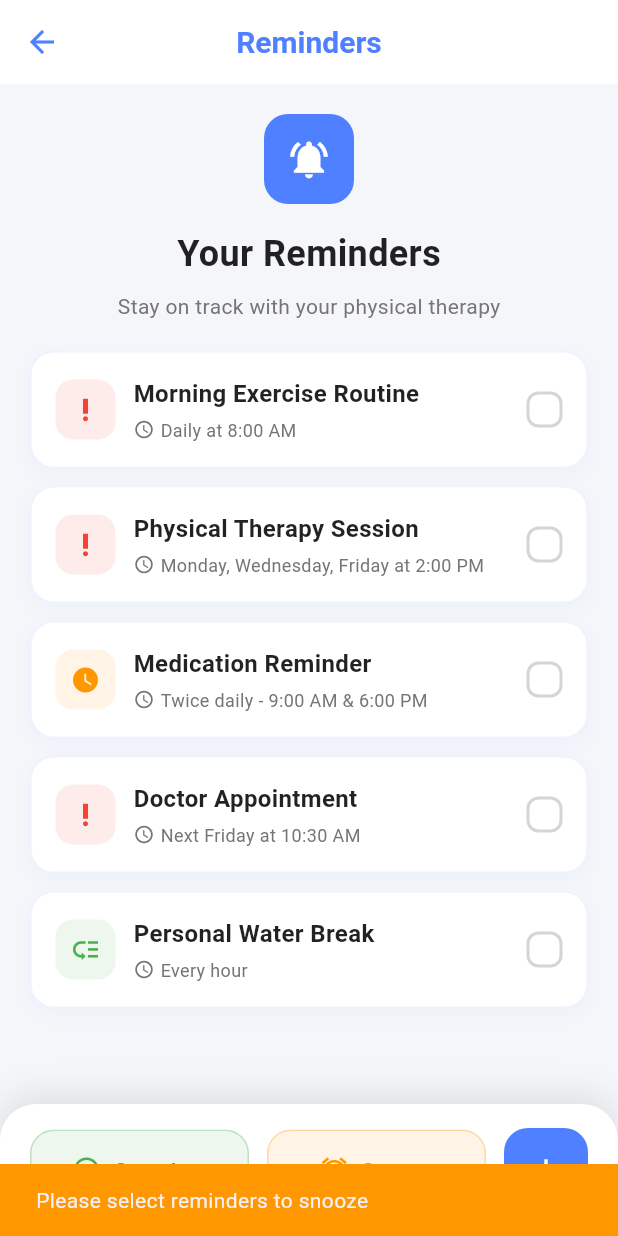
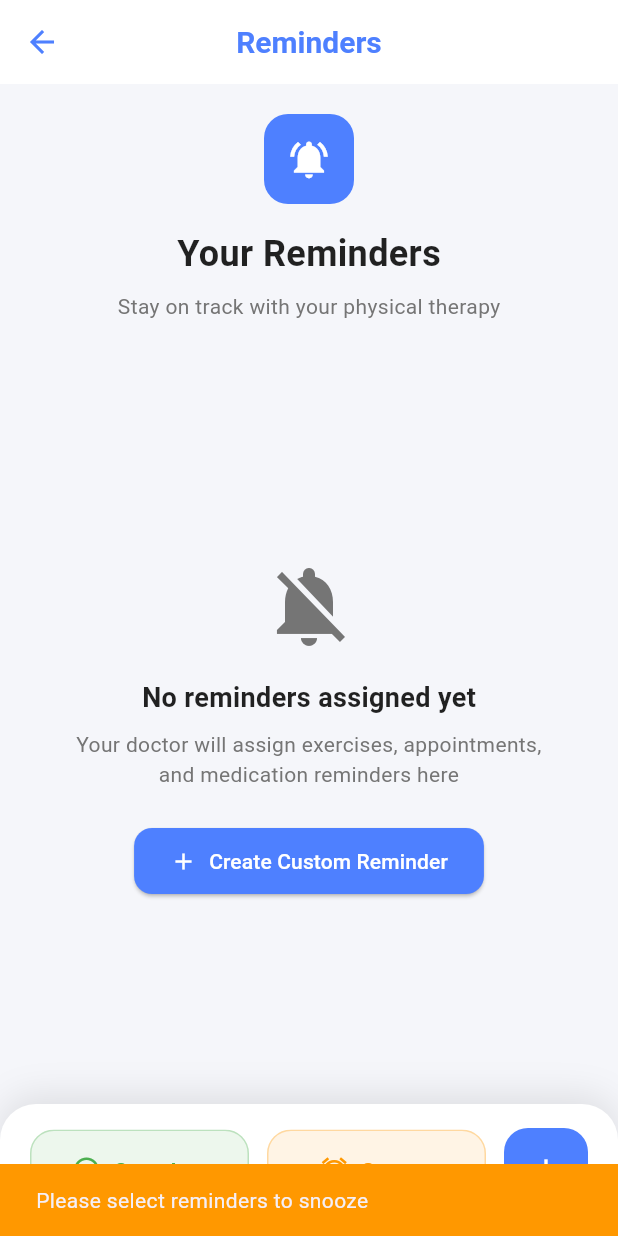
Before and after one commit to zo-beep/ChatPT, a Flutter app: the RemindersScreen screen opened directly with empty values, item 2 of the bottom bar chosen, after a tap on the "add" icon, on a phone screen of 412 x 824 dp. Run offline on Flutter 3.47's test engine with Material 3 defaults, Android fonts, the light colour scheme and no system bars; our stand-ins replace cloud_firestore, firebase_auth, firebase_core, flutter_markdown, google_generative_ai, shared_preferences and 2 more; accounts and stored records are empty; Roboto replaces fonts that are missing (SF Pro Display).

Commit message:
auto add today session

```diff
--- a/lib/screens/reminders_screen.dart
+++ b/lib/screens/reminders_screen.dart
@@ -1,6 +1,8 @@
 import 'package:flutter/material.dart';
 import 'package:demo_app/main.dart';
 import 'package:demo_app/widgets/action_button.dart';
+import 'package:cloud_firestore/cloud_firestore.dart';
+import 'package:firebase_auth/firebase_auth.dart';
 
 class RemindersScreen extends StatefulWidget {
   final ThemeProvider themeProvider;
@@ -22,72 +24,132 @@ class _RemindersScreenState extends State<RemindersScreen> {
     _loadReminders();
   }
 
-  void _loadReminders() {
-    final initialReminders = [
-      {
-        'id': 1,
-        'title': 'Morning Exercise Routine',
-        'schedule': 'Daily at 8:00 AM',
+  Future<void> _loadReminders() async {
+    try {
+      final user = FirebaseAuth.instance.currentUser;
+      if (user != null) {
+        final snap = await FirebaseFirestore.instance
+            .collection('users')
+            .doc(user.uid)
+            .collection('reminders')
+            .orderBy('scheduledTime', descending: false)
+            .get();
+
+        final reminders = snap.docs.map((doc) {
+          final data = doc.data();
+          return {
+            'id': doc.id,
+            'title': data['title'] ?? '',
+            'schedule': data['schedule'] ?? '',
+            'time': data['time'] ?? '',
+            'isCompleted': data['isCompleted'] ?? false,
+            'priority': data['priority'] ?? 'Medium',
+            'source': data['source'] ?? 'user',
+            'createdAt': data['createdAt'],
+            'scheduledTime': data['scheduledTime'],
+          };
+        }).toList();
+
+        // Sort by scheduled time (earliest first)
+        reminders.sort((a, b) {
+          final timeA = a['scheduledTime'] as Timestamp?;
+          final timeB = b['scheduledTime'] as Timestamp?;
+          if (timeA == null && timeB == null) return 0;
+          if (timeA == null) return 1;
+          if (timeB == null) return -1;
+          return timeA.compareTo(timeB);
+        });
+
+        setState(() {
+          _reminders = reminders;
+          _selectedReminders = List<bool>.filled(_reminders.length, false);
+        });
+      }
+    } catch (e) {
+      print('Error loading reminders: $e');
+      // Show empty state if no reminders are found
+      setState(() {
+        _reminders = [];
+        _selectedReminders = [];
+      });
+    }
+  }
+
+  Future<void> _createTodaysSessionReminder() async {
+    try {
+      final user = FirebaseAuth.instance.currentUser;
+      if (user != null) {
+        // Check if today's session reminder already exists
+        final existingReminder = await FirebaseFirestore.instance
+            .collection('users')
+            .doc(user.uid)
+            .collection('reminders')
+            .where('title', isEqualTo: "Today's Session")
+            .where('source', isEqualTo: 'system')
+            .get();
+
+        if (existingReminder.docs.isEmpty) {
+          // Create today's session reminder
+          final now = DateTime.now();
+          final scheduledTime = DateTime(now.year, now.month, now.day, 8, 0); // 8:00 AM today
+
+          final reminderData = {
+            'title': "Today's Session",
+            'schedule': 'Complete your assigned exercises',
             'time': '8:00 AM',
             'isCompleted': false,
             'priority': 'High',
-        'source': 'doctor',
-      },
-      {
-        'id': 2,
-        'title': 'Physical Therapy Session',
-        'schedule': 'Monday, Wednesday, Friday at 2:00 PM',
-        'time': '2:00 PM',
-        'isCompleted': false,
-        'priority': 'High',
-        'source': 'doctor',
-      },
-      {
-        'id': 3,
-        'title': 'Medication Reminder',
-        'schedule': 'Twice daily - 9:00 AM & 6:00 PM',
-        'time': '9:00 AM',
-        'isCompleted': false,
-        'priority': 'Medium',
-        'source': 'doctor',
-      },
-      {
-        'id': 4,
-        'title': 'Doctor Appointment',
-        'schedule': 'Next Friday at 10:30 AM',
-        'time': '10:30 AM',
-        'isCompleted': false,
-        'priority': 'High',
-        'source': 'doctor',
-      },
-      {
-        'id': 5,
-        'title': 'Personal Water Break',
-        'schedule': 'Every hour',
-        'time': 'Every hour',
-        'isCompleted': false,
-        'priority': 'Low',
-        'source': 'user',
-      },
-    ];
+            'source': 'system',
+            'createdAt': FieldValue.serverTimestamp(),
+            'scheduledTime': Timestamp.fromDate(scheduledTime),
+          };
 
-    setState(() {
-      _reminders = List<Map<String, Object?>>.from(
-        initialReminders.map((m) => Map<String, Object?>.from(m)),
-      );
-      _selectedReminders = List<bool>.filled(_reminders.length, false);
-    });
+          await FirebaseFirestore.instance
+              .collection('users')
+              .doc(user.uid)
+              .collection('reminders')
+              .add(reminderData);
+
+          // Reload reminders to show the new one
+          await _loadReminders();
+        }
+      }
+    } catch (e) {
+      print('Error creating today\'s session reminder: $e');
+    }
   }
 
-  void _addCustomReminder(String title, String schedule, String priority) {
-    final newReminder = {
-      'id': DateTime.now().millisecondsSinceEpoch,
+  Future<void> _addCustomReminder(String title, String schedule, String priority) async {
+    try {
+      final user = FirebaseAuth.instance.currentUser;
+      if (user != null) {
+        final reminderData = {
           'title': title,
           'schedule': schedule,
           'time': schedule,
           'isCompleted': false,
           'priority': priority,
           'source': 'custom',
+          'createdAt': FieldValue.serverTimestamp(),
+          'scheduledTime': FieldValue.serverTimestamp(),
+        };
+
+        final docRef = await FirebaseFirestore.instance
+            .collection('users')
+            .doc(user.uid)
+            .collection('reminders')
+            .add(reminderData);
+
+        // Add to local state
+        final newReminder = {
+          'id': docRef.id,
+          'title': title,
+          'schedule': schedule,
+          'time': schedule,
+          'isCompleted': false,
+          'priority': priority,
+          'source': 'custom',
+          'createdAt': DateTime.now(),
         };
 
         setState(() {
@@ -114,13 +176,39 @@ class _RemindersScreenState extends State<RemindersScreen> {
           ),
         );
       }
+    } catch (e) {
+      print('Error adding reminder: $e');
+      ScaffoldMessenger.of(context).showSnackBar(
+        const SnackBar(
+          content: Text('Failed to add reminder. Please try again.'),
+          backgroundColor: Colors.red,
+        ),
+      );
+    }
+  }
 
-  void _toggleReminder(int index) {
+  Future<void> _toggleReminder(int index) async {
     final isCompleted = _reminders[index]['isCompleted'] as bool? ?? false;
     if (isCompleted) return;
+
+    try {
+      final user = FirebaseAuth.instance.currentUser;
+      if (user != null) {
+        final reminderId = _reminders[index]['id'] as String;
+        await FirebaseFirestore.instance
+            .collection('users')
+            .doc(user.uid)
+            .collection('reminders')
+            .doc(reminderId)
+            .update({'isCompleted': !isCompleted});
+
         setState(() {
-      _selectedReminders[index] = !_selectedReminders[index];
+          _reminders[index]['isCompleted'] = !isCompleted;
         });
+      }
+    } catch (e) {
+      print('Error updating reminder: $e');
+    }
   }
 
   void _markAsComplete() {
@@ -624,66 +712,72 @@ class _RemindersScreenState extends State<RemindersScreen> {
                         final isCompleted = reminder['isCompleted'] as bool? ?? false;
                         final isSelected = _selectedReminders[index];
 
-                        return AnimatedContainer(
-                          duration: const Duration(milliseconds: 300),
-                          margin: const EdgeInsets.only(bottom: 12),
+                        final source = reminder['source'] as String? ?? 'user';
+
+                        return Container(
+                          margin: const EdgeInsets.only(bottom: 8),
                           child: Material(
                             color: Colors.transparent,
                             child: InkWell(
                               onTap: () => _toggleReminder(index),
-                              borderRadius: BorderRadius.circular(16),
+                              borderRadius: BorderRadius.circular(12),
                               child: Container(
-                                padding: const EdgeInsets.all(16),
+                                padding: const EdgeInsets.symmetric(horizontal: 12, vertical: 10),
                                 decoration: BoxDecoration(
-                                  borderRadius: BorderRadius.circular(16),
+                                  borderRadius: BorderRadius.circular(12),
                                   color: isSelected
-                                      ? theme.primaryColor.withOpacity(0.1)
+                                      ? theme.primaryColor.withOpacity(0.05)
                                       : theme.cardColor,
                                   border: Border.all(
                                     color: isSelected
                                         ? theme.primaryColor
-                                        : theme.primaryColor.withOpacity(0.1),
-                                    width: isSelected ? 2 : 1,
+                                        : theme.subtextColor.withOpacity(0.1),
+                                    width: isSelected ? 1.5 : 1,
                                   ),
                                   boxShadow: [
                                     BoxShadow(
-                                      color: theme.primaryColor.withOpacity(0.05),
-                                      blurRadius: 10,
-                                      offset: const Offset(0, 4),
+                                      color: Colors.black.withOpacity(0.02),
+                                      blurRadius: 4,
+                                      offset: const Offset(0, 2),
                                     ),
                                   ],
                                 ),
-                                child: Column(
+                                child: Row(
                                   children: [
-                                    Row(
-                                      children: [
-                                        // Category Icon with Background
+                                    // Compact icon
                                     Container(
-                                          padding: const EdgeInsets.all(10),
+                                      width: 36,
+                                      height: 36,
                                       decoration: BoxDecoration(
                                         color: _getPriorityColor(priority).withOpacity(0.1),
-                                            borderRadius: BorderRadius.circular(12),
+                                        borderRadius: BorderRadius.circular(8),
                                       ),
                                       child: Icon(
-                                            priority.toLowerCase() == 'high'
+                                        source == 'system'
+                                            ? Icons.fitness_center
+                                            : priority.toLowerCase() == 'high'
                                                 ? Icons.priority_high
                                                 : priority.toLowerCase() == 'medium'
-                                                    ? Icons.watch_later
-                                                    : Icons.low_priority,
+                                                    ? Icons.remove
+                                                    : Icons.keyboard_arrow_down,
                                         color: _getPriorityColor(priority),
-                                            size: 20,
+                                        size: 18,
                                       ),
                                     ),
                                     const SizedBox(width: 12),
+                                    // Content
                                     Expanded(
                                       child: Column(
                                         crossAxisAlignment: CrossAxisAlignment.start,
                                         children: [
-                                              Text(
+                                          Row(
+                                            children: [
+                                              Expanded(
+                                                child: Text(
                                                   title,
                                                   style: TextStyle(
-                                                  fontSize: 16,
-                                                  fontWeight: FontWeight.bold,
+                                                    fontSize: 14,
+                                                    fontWeight: FontWeight.w600,
                                                     color: isCompleted
                                                         ? theme.subtextColor
                                                         : theme.textColor,
@@ -691,21 +785,50 @@ class _RemindersScreenState extends State<RemindersScreen> {
                                                         ? TextDecoration.lineThrough
                                                         : null,
                                                   ),
+                                                  maxLines: 1,
+                                                  overflow: TextOverflow.ellipsis,
                                                 ),
-                                              const SizedBox(height: 4),
+                                              ),
+                                              const SizedBox(width: 8),
+                                              // Priority badge
+                                              Container(
+                                                padding: const EdgeInsets.symmetric(
+                                                  horizontal: 6,
+                                                  vertical: 2,
+                                                ),
+                                                decoration: BoxDecoration(
+                                                  color: _getPriorityColor(priority).withOpacity(0.1),
+                                                  borderRadius: BorderRadius.circular(6),
+                                                ),
+                                                child: Text(
+                                                  priority,
+                                                  style: TextStyle(
+                                                    fontSize: 10,
+                                                    fontWeight: FontWeight.w500,
+                                                    color: _getPriorityColor(priority),
+                                                  ),
+                                                ),
+                                              ),
+                                            ],
+                                          ),
+                                          const SizedBox(height: 2),
                                           Row(
                                             children: [
                                               Icon(
                                                 Icons.schedule,
-                                                    size: 14,
+                                                size: 12,
                                                 color: theme.subtextColor,
                                               ),
                                               const SizedBox(width: 4),
-                                                  Text(
+                                              Expanded(
+                                                child: Text(
                                                   schedule,
                                                   style: TextStyle(
                                                     fontSize: 12,
                                                     color: theme.subtextColor,
+                                                  ),
+                                                  maxLines: 1,
+                                                  overflow: TextOverflow.ellipsis,
                                                 ),
                                               ),
                                             ],
@@ -714,22 +837,17 @@ class _RemindersScreenState extends State<RemindersScreen> {
                                       ),
                                     ),
                                     const SizedBox(width: 8),
-                                        // Checkbox with custom design
-                                        InkWell(
-                                          onTap: isCompleted
-                                              ? null
-                                              : () => _toggleReminder(index),
-                                          borderRadius: BorderRadius.circular(8),
-                                          child: Container(
-                                            width: 24,
-                                            height: 24,
+                                    // Completion checkbox
+                                    Container(
+                                      width: 20,
+                                      height: 20,
                                       decoration: BoxDecoration(
-                                              borderRadius: BorderRadius.circular(8),
+                                        borderRadius: BorderRadius.circular(6),
                                         border: Border.all(
                                           color: isSelected
                                               ? theme.primaryColor
                                               : theme.subtextColor.withOpacity(0.3),
-                                                width: 2,
+                                          width: 1.5,
                                         ),
                                         color: isSelected
                                             ? theme.primaryColor
@@ -738,47 +856,11 @@ class _RemindersScreenState extends State<RemindersScreen> {
                                       child: isSelected
                                           ? const Icon(
                                               Icons.check,
-                                                    size: 16,
                                               color: Colors.white,
+                                              size: 12,
                                             )
                                           : null,
                                     ),
-                                        ),
-                                      ],
-                                    ),
-                                    if (isCompleted) ...[
-                                      const SizedBox(height: 12),
-                                      Container(
-                                        width: double.infinity,
-                                        padding: const EdgeInsets.symmetric(
-                                          horizontal: 12,
-                                          vertical: 6,
-                                        ),
-                                        decoration: BoxDecoration(
-                                          color: Colors.green.withOpacity(0.1),
-                                          borderRadius: BorderRadius.circular(8),
-                                        ),
-                                        child: Row(
-                                          mainAxisSize: MainAxisSize.min,
-                                          children: const [
-                                            Icon(
-                                              Icons.check_circle,
-                                              color: Colors.green,
-                                              size: 16,
-                                            ),
-                                            SizedBox(width: 4),
-                                            Text(
-                                              'Completed',
-                                              style: TextStyle(
-                                                fontSize: 12,
-                                                fontWeight: FontWeight.w600,
-                                                color: Colors.green,
-                                              ),
-                                            ),
-                                          ],
-                                        ),
-                                      ),
-                                    ],
                                   ],
                                 ),
                               ),
```
Also changed, not shown: lib/screens/manage_patient_exercise_screen.dart (+47 -0 lines). Lines whose indentation alone changed are shown as unchanged.
